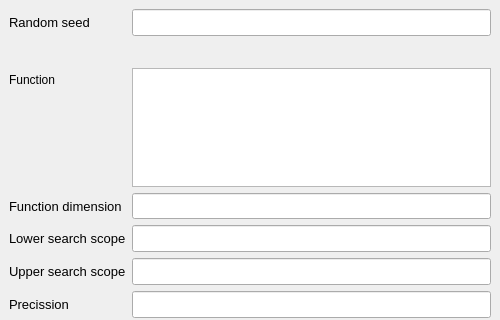
The window that App/MainDashboard/_src/mainwindow.ui (Corel-Cormen/ClassicGenAlgo) describes before a commit, drawn with Qt 5; both pictures show x 0 to 500 and y 0 to 320 of the 500 by 500 pixel window.
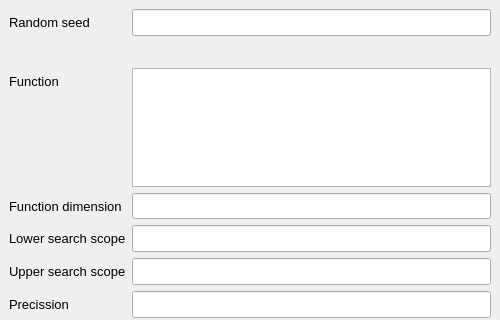
The same window after the commit.

The edit to the form file:
```diff
--- a/App/MainDashboard/_src/mainwindow.ui
+++ b/App/MainDashboard/_src/mainwindow.ui
@@ -78,6 +78,11 @@
       </item>
       <item row="2" column="0">
        <widget class="QLabel" name="label_8">
+        <property name="font">
+         <font>
+          <pointsize>10</pointsize>
+         </font>
+        </property>
         <property name="text">
          <string>Function</string>
         </property>
```
Left out of the diff: 8 changed lines with no effect on the pictures.
